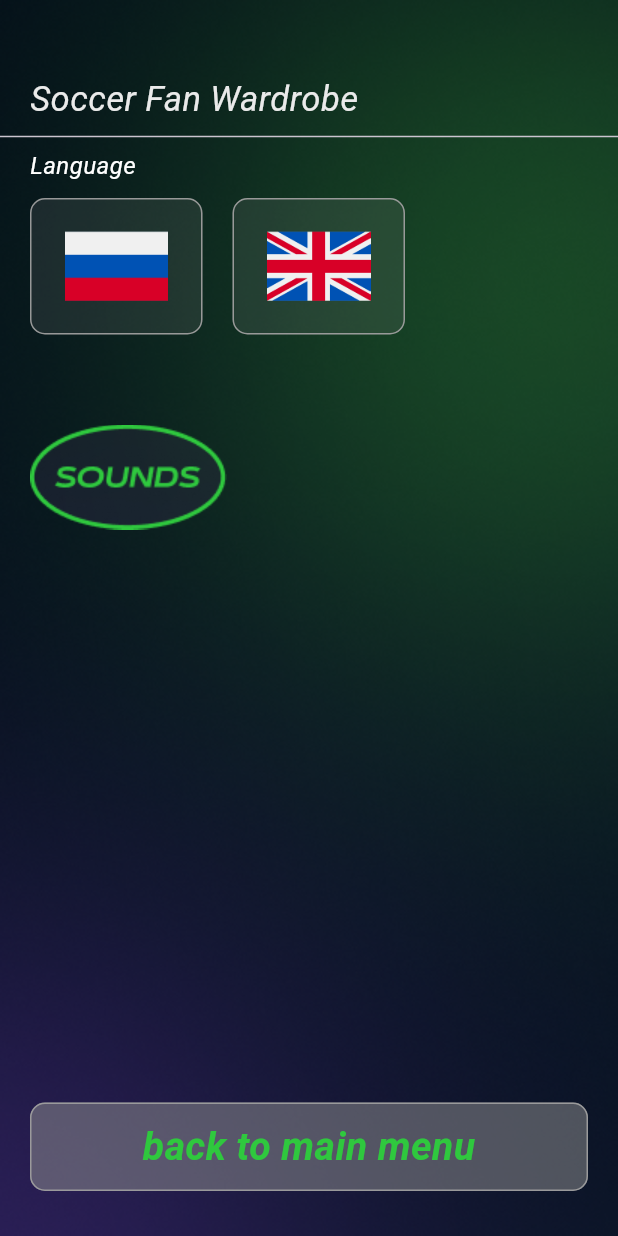
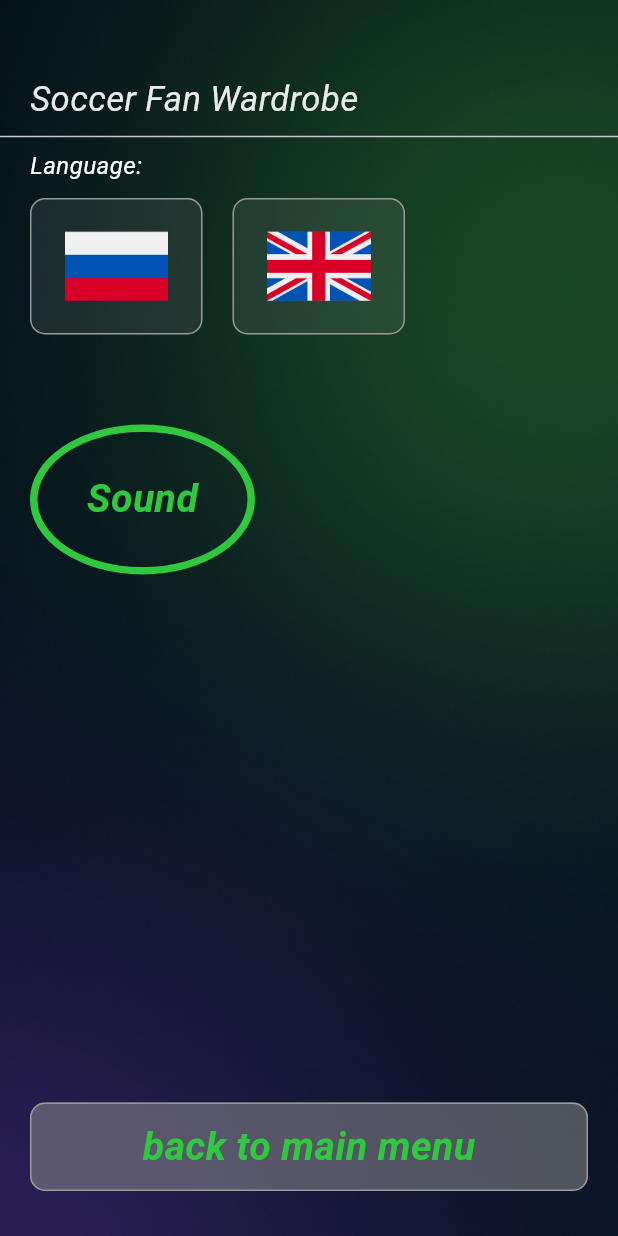
Before and after one commit to Abdul-rehman0045/soccer_wardrobe, a Flutter app: the SettingView screen opened directly, on a phone screen of 412 x 824 dp. Run offline on Flutter 3.47's test engine with Material 3 defaults, Android fonts, the phone set to English and light mode, and no system bars; our stand-ins replace audioplayers; generated files the repository leaves out were written again.

Commit message:
Issues fixed reported by clients

```diff
--- a/lib/l10n/app_en.arb
+++ b/lib/l10n/app_en.arb
@@ -8,5 +8,6 @@
     "real_madrid":"Real Madrid",
     "liver_pool":"LiverPool",
     "barcelona":"Barcelona",
-    "language":"Language"
+    "language":"Language:",
+    "sound":"Sound"
   }
--- a/lib/l10n/app_ru.arb
+++ b/lib/l10n/app_ru.arb
@@ -8,8 +8,8 @@
     "real_madrid":"реал мадрид",
     "liver_pool":"барселона",
     "barcelona":"ливерпуль",
-    "language":"Language"
-
+    "language":"язык:",
+    "sound":"звуки"
 
 
 }
--- a/lib/providers/locale_provider.dart
+++ b/lib/providers/locale_provider.dart
@@ -2,7 +2,7 @@ import 'package:flutter/material.dart';
 import 'package:flutter_gen/gen_l10n/app_localizations.dart';
 
 class LocaleProvider extends ChangeNotifier {
-  Locale _locale = Locale("en","GB");
+  Locale _locale = Locale("en");
   Locale get locale => _locale;
   void setLocale(Locale locale) {
     if (!AppLocalizations.supportedLocales.contains(locale)) return;
--- a/lib/views/setting_view.dart
+++ b/lib/views/setting_view.dart
@@ -55,7 +55,7 @@ class SettingView extends StatelessWidget {
                   crossAxisAlignment: CrossAxisAlignment.start,
                   children: [
                     Text(
-                             AppLocalizations.of(AppColors.navState.currentContext!)!.language,
+                      AppLocalizations.of(AppColors.navState.currentContext!)!.language,
                       style: TextStyle(
                         fontSize: 16,
                         fontWeight: FontWeight.w400,
@@ -99,7 +99,7 @@ class SettingView extends StatelessWidget {
                           onTap: () {
                             final provider = Provider.of<LocaleProvider>(context, listen: false);
                             provider.setLocale(
-                              Locale("en", "GB"),
+                              Locale('en'),
                             );
                             // Fluttertoast.showToast(msg: "Language Changed");
                             Navigator.pop(context);
@@ -131,7 +131,29 @@ class SettingView extends StatelessWidget {
                         isSoundOn = !isSoundOn;
                         isSoundOn ? Audio.audioPlayer.stop() : Audio.audioPlayer.resume();
                       },
-                      child: Image.asset(Assets.soundBtn),
+                      child: Container(
+                        alignment: Alignment.center,
+                        height: 100,
+                        width: 150,
+                        decoration: BoxDecoration(
+                          border: Border.all(
+                            width: 5,
+                            color: AppColors.kGreenTextColor,
+                          ),
+                          borderRadius: BorderRadius.all(
+                            Radius.elliptical(150, 100),
+                          ),
+                        ),
+                        child: Text(
+                          AppLocalizations.of(AppColors.navState.currentContext!)!.sound,
+                          style: TextStyle(
+                            fontSize: 26,
+                            fontWeight: FontWeight.w600,
+                            color: AppColors.kGreenTextColor,
+                            fontStyle: FontStyle.italic,
+                          ),
+                        ),
+                      ),
                     ),
                     Spacer(),
                     InkWell(
@@ -150,7 +172,7 @@ class SettingView extends StatelessWidget {
                         ),
                         padding: EdgeInsets.symmetric(vertical: 10),
                         child: Text(
-                             AppLocalizations.of(AppColors.navState.currentContext!)!.back_to_main_menu,
+                          AppLocalizations.of(AppColors.navState.currentContext!)!.back_to_main_menu,
                           style: TextStyle(
                             fontSize: 26,
                             fontWeight: FontWeight.w700,
```
Also changed, not shown: lib/main.dart (+34 -24 lines), 4 other files.
